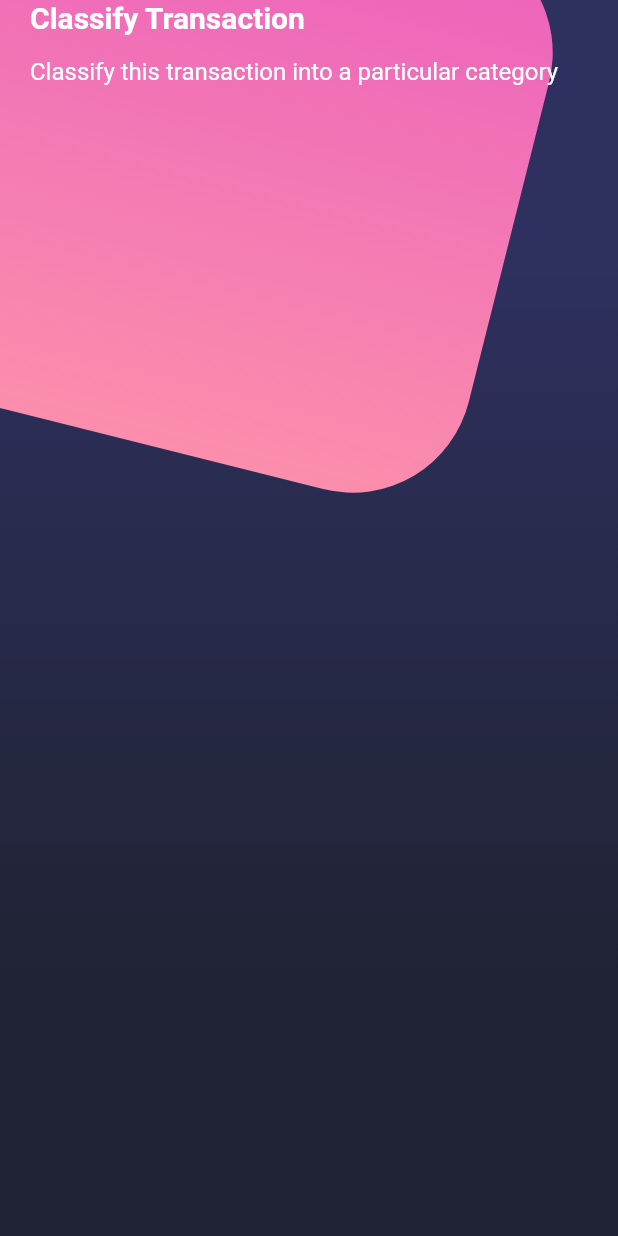
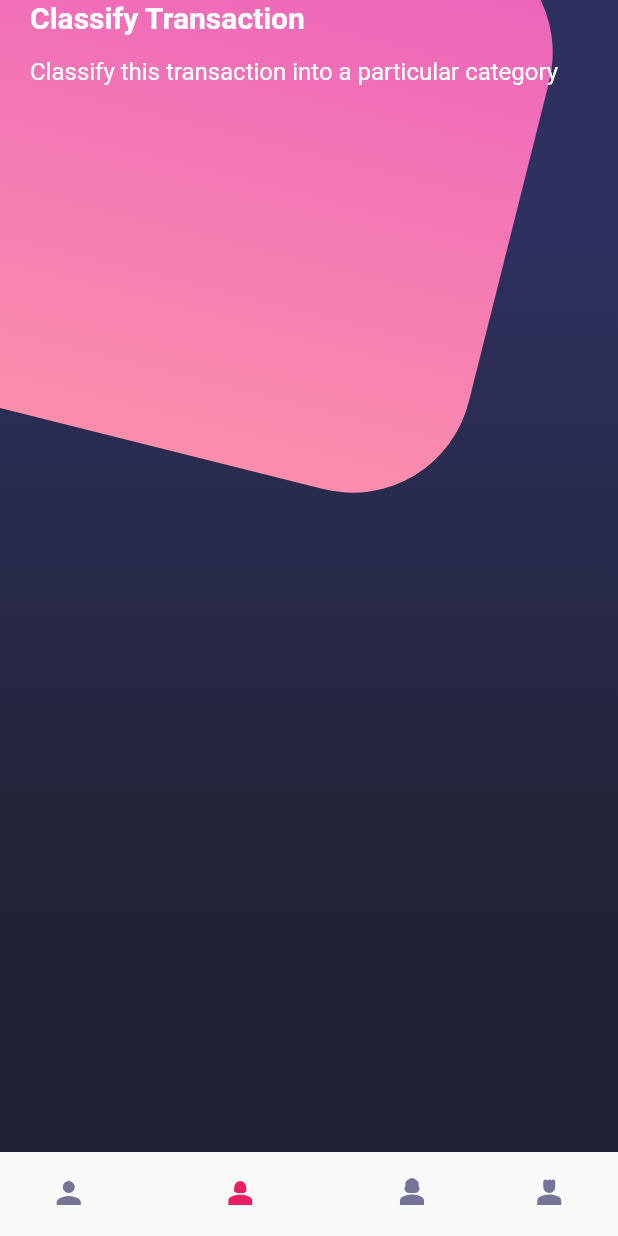
Before and after one commit to AleXx815/flutter_designs, a Flutter app: the CompositeDesignScreen screen opened by its route, on a phone screen of 412 x 824 dp. Run offline on Flutter 3.47's test engine with Material 2 defaults, Android fonts, the light colour scheme and no system bars; our stand-ins replace go_router.

Commit message:
bottom_navegation_bar done

```diff
--- a/lib/main.dart
+++ b/lib/main.dart
@@ -11,7 +11,8 @@ class MainApp extends StatelessWidget {
 
   @override
   Widget build(BuildContext context) {
-    SystemChrome.setSystemUIOverlayStyle(SystemUiOverlayStyle.light);
+    SystemChrome.setSystemUIOverlayStyle(
+        const SystemUiOverlayStyle(statusBarColor: Colors.transparent));
 
     return MaterialApp.router(
       debugShowCheckedModeBanner: false,
--- a/lib/screens/composite_design/composite_design_screen.dart
+++ b/lib/screens/composite_design/composite_design_screen.dart
@@ -1,4 +1,5 @@
 import 'package:designs_app_number_1/widgets/background.dart';
+import 'package:designs_app_number_1/widgets/custom_bottom_navigation_bar.dart';
 import 'package:designs_app_number_1/widgets/title_page.dart';
 import 'package:flutter/material.dart';
 
@@ -14,6 +15,7 @@ class CompositeDesignScreen extends StatelessWidget {
           _HomeBody(),
         ],
       ),
+      bottomNavigationBar: CustomBottomNavigationBar(),
     );
   }
 }
--- /dev/null
+++ b/lib/widgets/custom_bottom_navigation_bar.dart
@@ -0,0 +1,37 @@
+import 'package:flutter/material.dart';
+
+class CustomBottomNavigationBar extends StatelessWidget {
+  const CustomBottomNavigationBar({super.key});
+
+  @override
+  Widget build(BuildContext context) {
+    return BottomNavigationBar(
+      // OCULTA EL TEXTO DEL ICONO SELECCIONADO EN LA BARRA DE NAVEGACIÓN
+      showSelectedLabels: false,
+      // OCULTA EL TEXTO DE LOS ICONOS NO SELECCIONADOS EN LA BARRA DE NAVEGACIÓN
+      showUnselectedLabels: false,
+      selectedItemColor: Colors.pink,
+      backgroundColor: const Color.fromRGBO(55, 57, 84, 1),
+      unselectedItemColor: const Color.fromRGBO(116, 117, 152, 1),
+      currentIndex: 1,
+      items: const [
+        BottomNavigationBarItem(
+          icon: Icon(Icons.person),
+          label: "Person",
+        ),
+        BottomNavigationBarItem(
+          icon: Icon(Icons.person_2),
+          label: "Person-2",
+        ),
+        BottomNavigationBarItem(
+          icon: Icon(Icons.person_3),
+          label: "Person-3",
+        ),
+        BottomNavigationBarItem(
+          icon: Icon(Icons.person_4),
+          label: "Person-4",
+        ),
+      ],
+    );
+  }
+}
```
